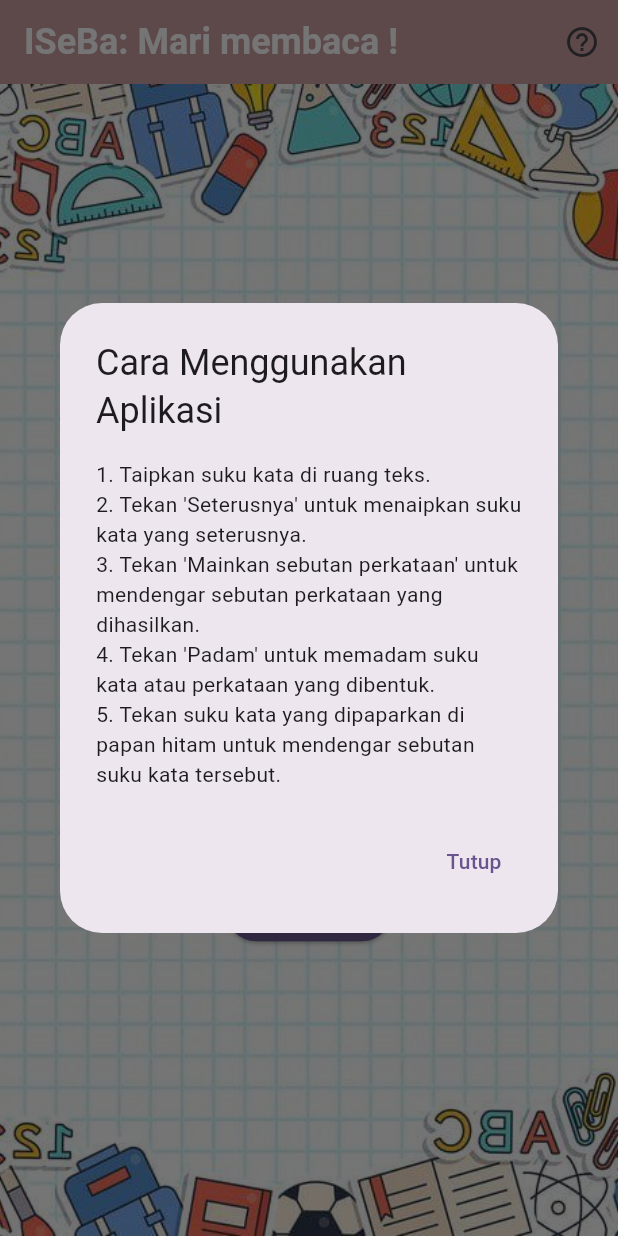
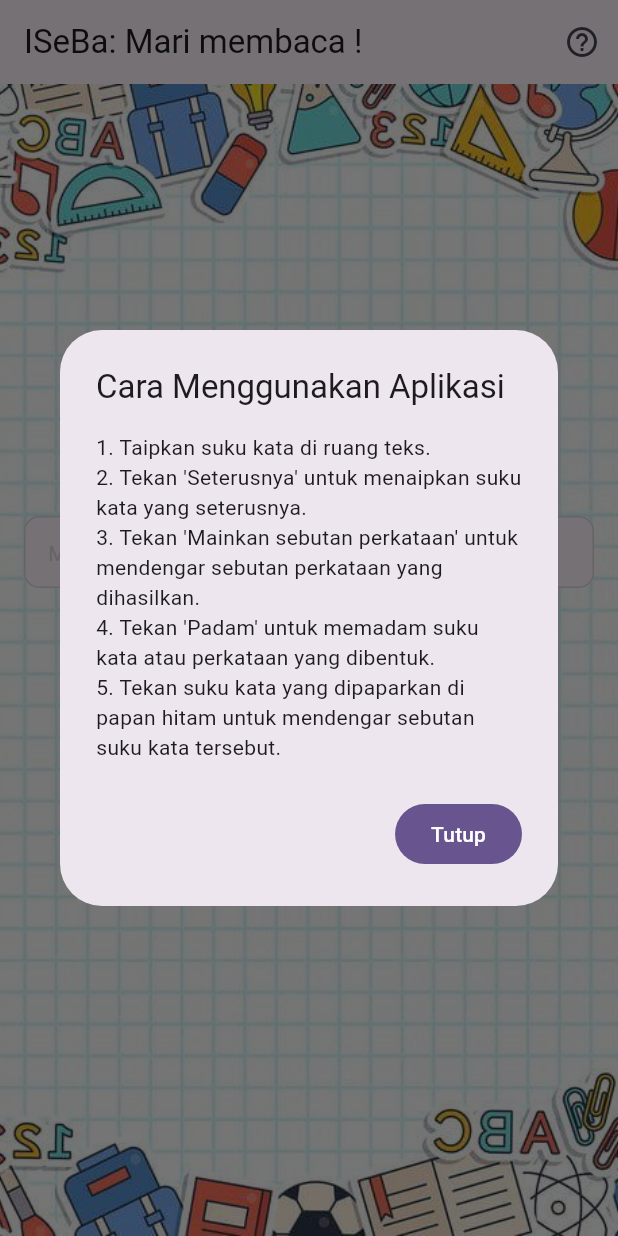
Before and after one commit to Zer0-01/Flutter-Readingapp, a Flutter app: the screen it shows after launch, after a tap on the "help outline" icon, on a phone screen of 412 x 824 dp. Run offline on Flutter 3.47's test engine with Material 3 defaults, Android fonts, the phone set to English and light mode, and no system bars; our stand-ins replace adaptive_theme, auto_route, equatable, flutter_bloc, flutter_tts, get and 1 more; Roboto replaces fonts that are missing (Andika).

Commit message:
feat: enhanced UI

```diff
--- /dev/null
+++ b/lib/constants.dart
@@ -0,0 +1,7 @@
+// ignore_for_file: constant_identifier_names
+
+class ImageConstants {
+  ImageConstants._();
+
+  static const String BACKGROUND_IMAGE = 'assets/images/dood-background.jpg';
+}
--- a/lib/main/app.dart
+++ b/lib/main/app.dart
@@ -1,5 +1,6 @@
 import 'package:adaptive_theme/adaptive_theme.dart';
 import 'package:flutter/material.dart';
+import 'package:google_fonts/google_fonts.dart';
 import 'package:readingapps/configuration/app_router.dart';
 
 class App extends StatelessWidget {
@@ -25,13 +26,14 @@ class App extends StatelessWidget {
         useMaterial3: true,
         brightness: Brightness.light,
         colorScheme: ColorScheme.fromSeed(seedColor: Colors.deepPurple),
-
+        fontFamily: GoogleFonts.andika().fontFamily,
       );
 
   ThemeData _buildDarkTheme() => ThemeData(
         useMaterial3: true,
         brightness: Brightness.dark,
-        colorScheme: ColorScheme.fromSeed(seedColor: Colors.deepPurple, brightness: Brightness.dark),
+        colorScheme: ColorScheme.fromSeed(
+            seedColor: Colors.deepPurple, brightness: Brightness.dark),
       );
 
   MaterialApp _buildMaterialApp(ThemeData light, ThemeData dark) {
--- a/lib/presentation/reading/reading_screen.dart
+++ b/lib/presentation/reading/reading_screen.dart
@@ -1,39 +1,8 @@
 import 'package:flutter/material.dart';
 import 'package:flutter_tts/flutter_tts.dart';
-
-void showHelpDialog(BuildContext context) {
-  showDialog(
-    context: context,
-    builder: (context) {
-      return AlertDialog(
-        title: const Text("Cara Menggunakan Aplikasi"),
-        content: const Column(
-          mainAxisSize: MainAxisSize.min,
-          crossAxisAlignment: CrossAxisAlignment.start,
-          children: [
-            Text("1. Taipkan suku kata di ruang teks."),
-            Text(
-                "2. Tekan 'Seterusnya' untuk menaipkan suku kata yang seterusnya."),
-            Text(
-                "3. Tekan 'Mainkan sebutan perkataan' untuk mendengar sebutan perkataan yang dihasilkan."),
-            Text(
-                "4. Tekan 'Padam' untuk memadam suku kata atau perkataan yang dibentuk."),
-            Text(
-                "5. Tekan suku kata yang dipaparkan di papan hitam untuk mendengar sebutan suku kata tersebut."),
-          ],
-        ),
-        actions: [
-          TextButton(
-            onPressed: () {
-              Navigator.of(context).pop(); // Close the dialog
-            },
-            child: const Text("Tutup"),
-          ),
-        ],
-      );
-    },
-  );
-}
+import 'package:get/get.dart';
+import 'package:readingapps/constants.dart';
+import 'package:readingapps/presentation/reading/widgets/reading_appbar_widget.dart';
 
 class ReadingScreen extends StatefulWidget {
   const ReadingScreen({super.key});
@@ -87,201 +56,245 @@ class _ReadingScreenState extends State<ReadingScreen> {
   @override
   Widget build(BuildContext context) {
     return Scaffold(
-      appBar: AppBar(
-        title: const Text(
-          "ISeBa: Mari membaca !",
-          style: TextStyle(
-            fontSize: 24, // Adjust the font size
-            fontWeight: FontWeight.bold, // Apply bold font weight
-            color: Colors.white, // Change text color
+      appBar: const ReadingAppbarWidget(),
+      body: Container(
+        constraints: const BoxConstraints.expand(),
+        decoration: const BoxDecoration(
+          image: DecorationImage(
+              image: AssetImage(ImageConstants.BACKGROUND_IMAGE),
+              fit: BoxFit.cover),
         ),
-        ),
-        backgroundColor: const Color(0xFFD5A4A4),
-        // Use a pastel color (replace with your desired color)
-        elevation: 4,
-        actions: [
-          IconButton(
-              onPressed: () {
-                showHelpDialog(context);
-              },
-              icon: const Icon(Icons.help_outline))
-        ], // Add elevation for a shadow effect
-      ),
-      body: SizedBox(
-        height: double.infinity,
-        child: Stack(children: [
-          Positioned.fill(
-            child: Image.asset(
-              'assets/images/dood-background.jpg',
-              fit: BoxFit.cover,
-            ),
-          ),
-          Center(
-            child: SingleChildScrollView(
+        child: Padding(
+          padding: const EdgeInsets.all(16.0),
+          child: Center(
             child: Column(
-                children: <Widget>[
-                  Container(
-                    decoration: BoxDecoration(
-                      color: Colors.green.shade900,
-                      border: Border.all(
-                        color: Colors.yellow.shade300, // Border color
-                        width: 5.0, // Border width
-                      ),
-                      borderRadius: BorderRadius.circular(
-                          10.0), // Adjust the radius as needed
-                    ),
-                    padding: const EdgeInsets.all(10.0),
-                    margin: const EdgeInsets.all(10),
-                    child: Column(
+              mainAxisSize: MainAxisSize.min,
               children: [
-                        const SizedBox(height: 20),
-                        const Text(
-                          'Perkataan Terhasil:',
-                          style: TextStyle(
-                            fontSize: 20,
-                            color: Colors.white,
-                          ),
-                        ),
-                        Text(
-                          formedWord,
-                          style: const TextStyle(
-                            fontSize: 24,
-                            fontWeight: FontWeight.bold,
-                            color: Colors.white,
-                          ),
-                        ),
-                        const SizedBox(height: 20),
-                        Wrap(
-                          spacing: 0,
-                          children: <Widget>[
-                            for (var syllable in syllables)
-                              Padding(
-                                padding: const EdgeInsets.all(0.0),
-                                child: ElevatedButton(
-                                  style: ElevatedButton.styleFrom(
-                                    padding: const EdgeInsets.symmetric(
-                                        horizontal: 10, vertical: 6),
-                                    shape: RoundedRectangleBorder(
-                                      borderRadius: BorderRadius.circular(0),
-                                      side: const BorderSide(
-                                        color: Colors.blue,
-                                        width: 6.0,
-                                      ),
-                                    ),
-                                  ),
-                                  onPressed: () {
-                                    playSyllableAudio(syllable);
-                                  },
-                                  child: Text(
-                                    syllable,
-                                    style: const TextStyle(
-                                      color: Colors.black,
-                                    ),
-                                  ),
-                                ),
-                              ),
-                          ],
-                        ),
-                      ],
-                    ),
-                  ),
-                  Padding(
-                    padding: const EdgeInsets.symmetric(
-                        vertical: 0, horizontal: 80.0),
-                    child: TextField(
-                      controller: _syllableController,
+                TextField(
                   decoration: InputDecoration(
                     filled: true,
-                        fillColor: Theme.of(context).colorScheme.surface,
+                    isDense: true,
+                    fillColor: context.theme.colorScheme.surface,
+                    hintText: "Masukkan suku kata",
+                    hintStyle: context.textTheme.bodyMedium
+                        ?.copyWith(color: context.theme.colorScheme.surfaceDim),
                     enabledBorder: OutlineInputBorder(
                       borderSide: BorderSide(
-                              color: Theme.of(context).colorScheme.shadow),
+                          color: context.theme.colorScheme.surfaceDim),
                       borderRadius:
                           const BorderRadius.all(Radius.circular(10.0)),
                     ),
                     focusedBorder: OutlineInputBorder(
-                          borderSide: BorderSide(
-                              color: Theme.of(context).colorScheme.shadow),
+                      borderSide:
+                          BorderSide(color: context.theme.colorScheme.primary),
                       borderRadius:
                           const BorderRadius.all(Radius.circular(10.0)),
                     ),
-                        hintText: 'Masukkan suku kata',
                   ),
                 ),
+                FilledButton.icon(
+                  onPressed: () {},
+                  label: const Text("Seterusnya"),
+                  icon: const Icon(Icons.chevron_right),
+                  iconAlignment: IconAlignment.end,
                 ),
-                  const SizedBox(height: 10),
-                  ElevatedButton.icon(
-                    onPressed: () async {
-                      String syllable = _syllableController.text.trim();
-                      if (syllable.isNotEmpty) {
-                        await playSyllableAudio(syllable);
-                        setState(() {
-                          syllables.add(syllable);
-                          formedWord += syllable;
-                          _syllableController.clear();
-                        });
-                      }
-                    },
-                    icon: const Icon(
-                      Icons.arrow_forward,
-                      color: Colors.white,
+                FilledButton.icon(
+                  onPressed: () {},
+                  label: const Text("Mainkan sebutan perkataan"),
+                  icon: const Icon(Icons.speaker),
+                  iconAlignment: IconAlignment.end,
                 ),
-                    label: const Text(
-                      'Seterusnya',
-                      style: TextStyle(
-                        color: Colors.white,
+                FilledButton.icon(
+                  style: FilledButton.styleFrom(
+                    backgroundColor: context.theme.colorScheme.error,
+                    foregroundColor: context.theme.colorScheme.onError,
                   ),
-                    ),
-                    style: ElevatedButton.styleFrom(
-                      backgroundColor: Theme.of(context).colorScheme.primary,
-                    ),
-                  ),
-                  const SizedBox(height: 10),
-                  ElevatedButton.icon(
-                    onPressed: () async {
-                      if (formedWord.isNotEmpty) {
-                        await playWordAudio(formedWord);
-                      }
-                    },
-                    icon: const Icon(
-                      Icons.speaker,
-                      color: Colors.white,
-                    ),
-                    label: const Text(
-                      'Mainkan sebutan perkataan',
-                      style: TextStyle(
-                        color: Colors.white,
-                      ),
-                    ),
-                    style: ElevatedButton.styleFrom(
-                      backgroundColor: Theme.of(context).colorScheme.primary,
-                    ),
-                  ),
-                  const SizedBox(height: 10),
-                  ElevatedButton.icon(
-                    onPressed: () {
-                      resetFormedWord();
-                    },
-                    icon: const Icon(
-                      Icons.delete,
-                      color: Colors.white,
-                    ),
-                    label: const Text(
-                      'Padam',
-                      style: TextStyle(
-                        color: Colors.white,
-                      ),
-                    ),
-                    style: ElevatedButton.styleFrom(
-                      backgroundColor: Theme.of(context).colorScheme.primary,
-                    ),
+                  onPressed: () {},
+                  label: const Text("Padam"),
+                  icon: const Icon(Icons.delete),
+                  iconAlignment: IconAlignment.end,
                 ),
               ],
             ),
           ),
         ),
-        ]),
       ),
+
+      // body: SizedBox(
+      //   height: double.infinity,
+      //   child: Stack(children: [
+      //     Positioned.fill(
+      //       child: Image.asset(
+      //         'assets/images/dood-background.jpg',
+      //         fit: BoxFit.cover,
+      //       ),
+      //     ),
+      //     Center(
+      //       child: SingleChildScrollView(
+      //         child: Column(
+      //           children: <Widget>[
+      //             Container(
+      //               decoration: BoxDecoration(
+      //                 color: Colors.green.shade900,
+      //                 border: Border.all(
+      //                   color: Colors.yellow.shade300, // Border color
+      //                   width: 5.0, // Border width
+      //                 ),
+      //                 borderRadius: BorderRadius.circular(
+      //                     10.0), // Adjust the radius as needed
+      //               ),
+      //               padding: const EdgeInsets.all(10.0),
+      //               margin: const EdgeInsets.all(10),
+      //               child: Column(
+      //                 children: [
+      //                   const SizedBox(height: 20),
+      //                   const Text(
+      //                     'Perkataan Terhasil:',
+      //                     style: TextStyle(
+      //                       fontSize: 20,
+      //                       color: Colors.white,
+      //                     ),
+      //                   ),
+      //                   Text(
+      //                     formedWord,
+      //                     style: const TextStyle(
+      //                       fontSize: 24,
+      //                       fontWeight: FontWeight.bold,
+      //                       color: Colors.white,
+      //                     ),
+      //                   ),
+      //                   const SizedBox(height: 20),
+      //                   Wrap(
+      //                     spacing: 0,
+      //                     children: <Widget>[
+      //                       for (var syllable in syllables)
+      //                         Padding(
+      //                           padding: const EdgeInsets.all(0.0),
+      //                           child: ElevatedButton(
+      //                             style: ElevatedButton.styleFrom(
+      //                               padding: const EdgeInsets.symmetric(
+      //                                   horizontal: 10, vertical: 6),
+      //                               shape: RoundedRectangleBorder(
+      //                                 borderRadius: BorderRadius.circular(0),
+      //                                 side: const BorderSide(
+      //                                   color: Colors.blue,
+      //                                   width: 6.0,
+      //                                 ),
+      //                               ),
+      //                             ),
+      //                             onPressed: () {
+      //                               playSyllableAudio(syllable);
+      //                             },
+      //                             child: Text(
+      //                               syllable,
+      //                               style: const TextStyle(
+      //                                 color: Colors.black,
+      //                               ),
+      //                             ),
+      //                           ),
+      //                         ),
+      //                     ],
+      //                   ),
+      //                 ],
+      //               ),
+      //             ),
+      //             Padding(
+      //               padding: const EdgeInsets.symmetric(
+      //                   vertical: 0, horizontal: 80.0),
+      //               child: TextField(
+      //                 controller: _syllableController,
+      //                 decoration: InputDecoration(
+      //                   filled: true,
+      //                   fillColor: Theme.of(context).colorScheme.surface,
+      //                   enabledBorder: OutlineInputBorder(
+      //                     borderSide: BorderSide(
+      //                         color: Theme.of(context).colorScheme.shadow),
+      //                     borderRadius:
+      //                         const BorderRadius.all(Radius.circular(10.0)),
+      //                   ),
+      //                   focusedBorder: OutlineInputBorder(
+      //                     borderSide: BorderSide(
+      //                         color: Theme.of(context).colorScheme.shadow),
+      //                     borderRadius:
+      //                         const BorderRadius.all(Radius.circular(10.0)),
+      //                   ),
+      //                   hintText: 'Masukkan suku kata',
+      //                 ),
+      //               ),
+      //             ),
+      //             const SizedBox(height: 10),
+      //             ElevatedButton.icon(
+      //               onPressed: () async {
+      //                 String syllable = _syllableController.text.trim();
+      //                 if (syllable.isNotEmpty) {
+      //                   await playSyllableAudio(syllable);
+      //                   setState(() {
+      //                     syllables.add(syllable);
+      //                     formedWord += syllable;
+      //                     _syllableController.clear();
+      //                   });
+      //                 }
+      //               },
+      //               icon: const Icon(
+      //                 Icons.arrow_forward,
+      //                 color: Colors.white,
+      //               ),
+      //               label: const Text(
+      //                 'Seterusnya',
+      //                 style: TextStyle(
+      //                   color: Colors.white,
+      //                 ),
+      //               ),
+      //               style: ElevatedButton.styleFrom(
+      //                 backgroundColor: Theme.of(context).colorScheme.primary,
+      //               ),
+      //             ),
+      //             const SizedBox(height: 10),
+      //             ElevatedButton.icon(
+      //               onPressed: () async {
+      //                 if (formedWord.isNotEmpty) {
+      //                   await playWordAudio(formedWord);
+      //                 }
+      //               },
+      //               icon: const Icon(
+      //                 Icons.speaker,
+      //                 color: Colors.white,
+      //               ),
+      //               label: const Text(
+      //                 'Mainkan sebutan perkataan',
+      //                 style: TextStyle(
+      //                   color: Colors.white,
+      //                 ),
+      //               ),
+      //               style: ElevatedButton.styleFrom(
+      //                 backgroundColor: Theme.of(context).colorScheme.primary,
+      //               ),
+      //             ),
+      //             const SizedBox(height: 10),
+      //             ElevatedButton.icon(
+      //               onPressed: () {
+      //                 resetFormedWord();
+      //               },
+      //               icon: const Icon(
+      //                 Icons.delete,
+      //                 color: Colors.white,
+      //               ),
+      //               label: const Text(
+      //                 'Padam',
+      //                 style: TextStyle(
+      //                   color: Colors.white,
+      //                 ),
+      //               ),
+      //               style: ElevatedButton.styleFrom(
+      //                 backgroundColor: Theme.of(context).colorScheme.primary,
+      //               ),
+      //             ),
+      //           ],
+      //         ),
+      //       ),
+      //     ),
+      //   ]),
+      // ),
     );
   }
 }
--- /dev/null
+++ b/lib/presentation/reading/widgets/reading_appbar_widget.dart
@@ -0,0 +1,29 @@
+import 'package:flutter/material.dart';
+import 'package:readingapps/presentation/reading/widgets/reading_dialog_info_widget.dart';
+
+class ReadingAppbarWidget extends StatelessWidget
+    implements PreferredSizeWidget {
+  const ReadingAppbarWidget({super.key});
+
+  @override
+  Widget build(BuildContext context) {
+    return AppBar(
+      title: Text("ISeBa: Mari membaca !",
+          style: Theme.of(context).textTheme.titleLarge),
+      foregroundColor: Theme.of(context).appBarTheme.foregroundColor,
+      backgroundColor: Theme.of(context).appBarTheme.backgroundColor,
+      actions: [
+        IconButton(
+            onPressed: () => showDialog(
+                  barrierDismissible: false,
+                  context: context,
+                  builder: (context) => const ReadingDialogInfoWidget(),
+                ),
+            icon: const Icon(Icons.help_outline))
+      ],
+    );
+  }
+
+  @override
+  Size get preferredSize => const Size.fromHeight(kToolbarHeight);
+}
--- /dev/null
+++ b/lib/presentation/reading/widgets/reading_dialog_info_widget.dart
@@ -0,0 +1,34 @@
+import 'package:flutter/material.dart';
+import 'package:get/get_utils/src/extensions/context_extensions.dart';
+
+class ReadingDialogInfoWidget extends StatelessWidget {
+  const ReadingDialogInfoWidget({super.key});
+
+  @override
+  Widget build(BuildContext context) {
+    return AlertDialog(
+      backgroundColor: context.theme.dialogTheme.backgroundColor,
+      title: Text("Cara Menggunakan Aplikasi",
+          style: context.theme.textTheme.titleLarge),
+      content: const Column(
+        mainAxisSize: MainAxisSize.min,
+        crossAxisAlignment: CrossAxisAlignment.start,
+        children: [
+          Text("1. Taipkan suku kata di ruang teks."),
+          Text(
+              "2. Tekan 'Seterusnya' untuk menaipkan suku kata yang seterusnya."),
+          Text(
+              "3. Tekan 'Mainkan sebutan perkataan' untuk mendengar sebutan perkataan yang dihasilkan."),
+          Text(
+              "4. Tekan 'Padam' untuk memadam suku kata atau perkataan yang dibentuk."),
+          Text(
+              "5. Tekan suku kata yang dipaparkan di papan hitam untuk mendengar sebutan suku kata tersebut."),
+        ],
+      ),
+      actions: [
+        FilledButton(
+            onPressed: () => Navigator.pop(context), child: const Text("Tutup")),
+      ],
+    );
+  }
+}
```
Also changed, not shown: 4 other files. Lines whose indentation alone changed are shown as unchanged.
